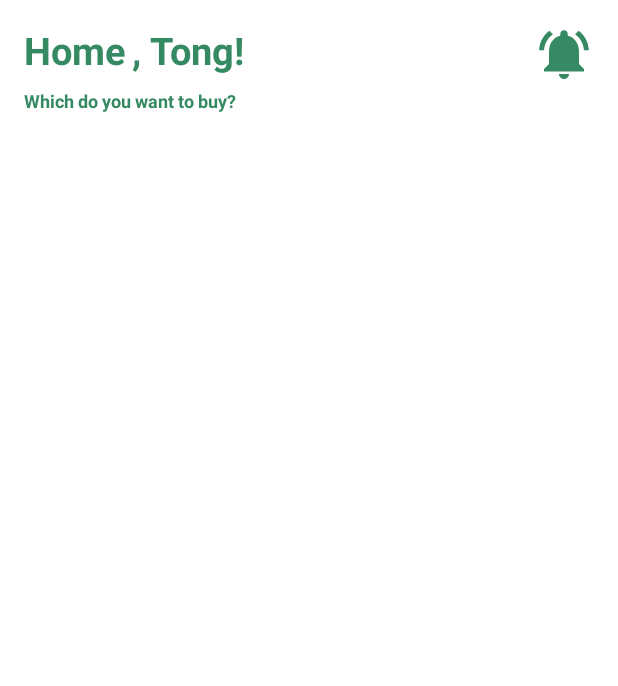
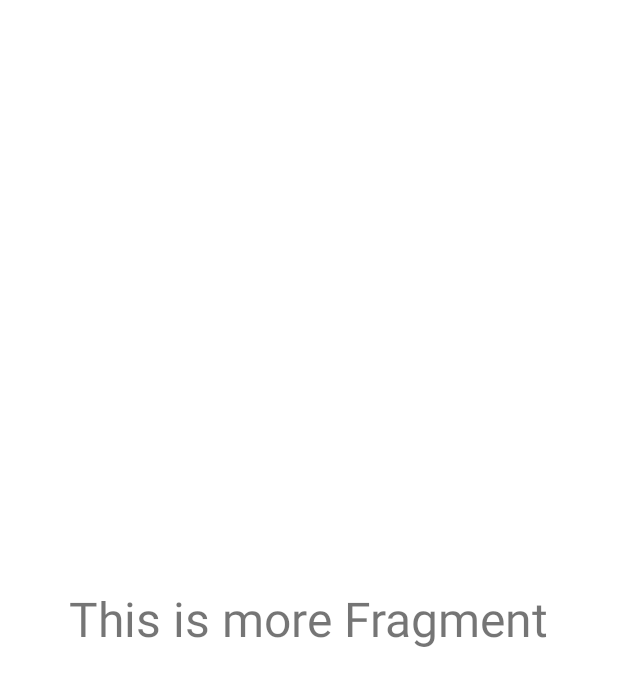
Before and after one commit to seanghak168/Midterm, an Android app: the layout fragment_home.xml on its own in the app's theme, with its tools: preview values and no code run, on a phone screen of 412 x 824 dp. Shown: the top 686 px of the screen. Run offline under Robolectric (Android 15) with nearby library versions, the phone set to English and light mode, and no system bars.

Commit message:
Initial Commit

```diff
--- a/app/src/main/res/layout/fragment_home.xml
+++ b/app/src/main/res/layout/fragment_home.xml
@@ -15,52 +15,15 @@
         app:layout_constraintTop_toTopOf="parent">
 
         <TextView
-            android:id="@+id/texthello"
             android:layout_width="wrap_content"
             android:layout_height="wrap_content"
-            android:layout_marginStart="16dp"
-            android:layout_marginTop="16dp"
-            android:text="@string/home"
-            android:textColor="#368a63"
-            android:textSize="25sp"
-            android:textStyle="bold"
+            android:layout_gravity="center"
+            android:text="This is more Fragment"
+            android:textSize="32dp"
+            app:layout_constraintBottom_toBottomOf="parent"
+            app:layout_constraintEnd_toEndOf="parent"
             app:layout_constraintStart_toStartOf="parent"
             app:layout_constraintTop_toTopOf="parent" />
 
-        <TextView
-            android:id="@+id/txt_passing"
-            android:layout_width="wrap_content"
-            android:layout_height="wrap_content"
-            android:layout_marginStart="4dp"
-            android:text=", Tong!"
-            android:textColor="#368a63"
-            android:textSize="25sp"
-            android:textStyle="bold"
-            app:layout_constraintBottom_toBottomOf="@+id/texthello"
-            app:layout_constraintStart_toEndOf="@+id/texthello"
-            app:layout_constraintTop_toTopOf="@+id/texthello" />
-
-        <TextView
-            android:id="@+id/textView4"
-            android:layout_width="wrap_content"
-            android:layout_height="wrap_content"
-            android:layout_marginTop="8dp"
-            android:text="Which do you want to buy? "
-            android:textColor="#368a63"
-            android:textSize="12sp"
-            android:textStyle="bold"
-            app:layout_constraintStart_toStartOf="@+id/texthello"
-            app:layout_constraintTop_toBottomOf="@+id/texthello" />
-
-        <ImageView
-            android:id="@+id/imageView2"
-            android:layout_width="40dp"
-            android:layout_height="40dp"
-            android:layout_marginTop="16dp"
-            android:layout_marginEnd="16dp"
-            app:layout_constraintEnd_toEndOf="parent"
-            app:layout_constraintTop_toTopOf="parent"
-            app:srcCompat="@drawable/ic_notifications" />
-
     </androidx.constraintlayout.widget.ConstraintLayout>
 </androidx.constraintlayout.widget.ConstraintLayout>
```
